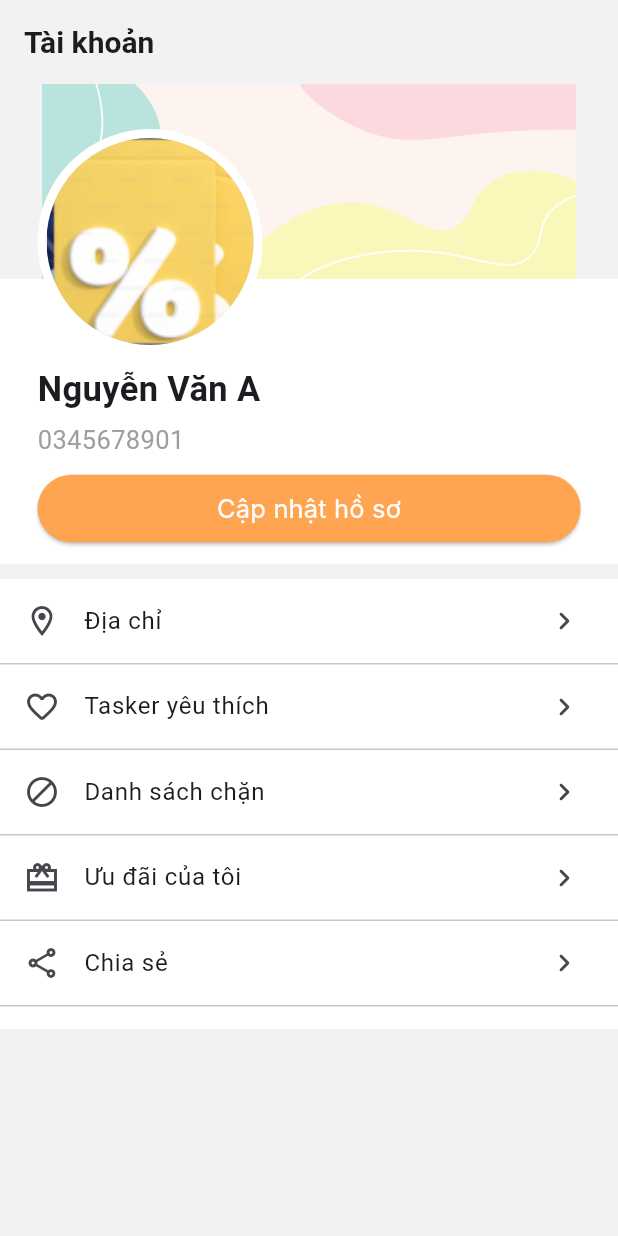
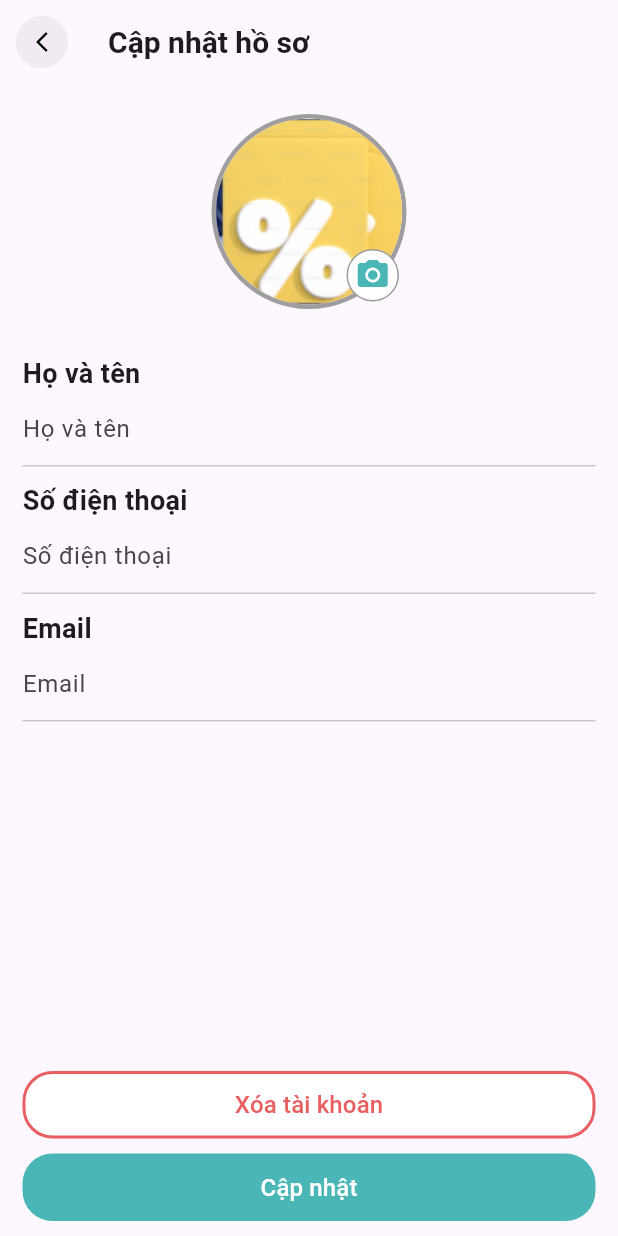
Before and after one commit to KKuyen/SE121_GiupViecApp, a Flutter app: the AccountPage screen opened directly, after a tap on "Cập nhật hồ sơ", on a phone screen of 412 x 824 dp. Run offline on Flutter 3.47's test engine with Material 3 defaults, Android fonts, the phone set to English and light mode, and no system bars; our stand-ins replace carousel_slider, flutter_svg, font_awesome_flutter, image_picker, pin_code_fields; Roboto replaces fonts that are missing (Inter); project files that could hold a hidden picture were left out.

Commit message:
edit account page: done

```diff
--- a/FrontEnd/lib/presentation/user/account/account.dart
+++ b/FrontEnd/lib/presentation/user/account/account.dart
@@ -4,6 +4,7 @@ import 'package:se121_giupviec_app/common/widgets/button/sizedbutton.dart';
 import 'package:se121_giupviec_app/core/configs/assets/app_images.dart';
 import 'package:se121_giupviec_app/core/configs/constants/app_info.dart';
 import 'package:se121_giupviec_app/core/configs/theme/app_colors.dart';
+import 'package:se121_giupviec_app/presentation/user/account/editAccount.dart';
 import 'package:se121_giupviec_app/presentation/user/account/location.dart';
 
 class AccountPage extends StatefulWidget {
@@ -35,7 +36,7 @@ class _AccountPageState extends State<AccountPage> {
                 left: 0,
                 right: 0,
                 child: Container(
-                  height: 130,
+                  height: 150,
                   decoration: const BoxDecoration(
                     image: DecorationImage(image: AssetImage(AppImages.cover)),
                   ),
@@ -56,7 +57,7 @@ class _AccountPageState extends State<AccountPage> {
                     height: 10,
                   ),
                   Container(
-                    height: 300,
+                    height: MediaQuery.of(context).size.height-490,
                     decoration: const BoxDecoration(
                       color: Colors.white,
                     ),
@@ -194,7 +195,13 @@ class _AccountPageState extends State<AccountPage> {
                         ),
                         const SizedBox(height: 10),
                         Sizedbutton(
-                          onPressFun: () {},
+                          onPressFun: () {
+                            Navigator.push(
+                                context,
+                                MaterialPageRoute(
+                                    builder: (context) =>
+                                        const EditAccountPage()));
+                          },
                           text: 'Cập nhật hồ sơ',
                           backgroundColor: AppColors.cam_main,
                           textColor: Colors.white,
--- a/FrontEnd/lib/presentation/user/account/chooseLocation.dart
+++ b/FrontEnd/lib/presentation/user/account/chooseLocation.dart
@@ -101,15 +101,17 @@ class _ChooseLocationPageState extends State<ChooseLocationPage> {
                               color: Color.fromARGB(255, 0, 0, 0)),
                         ),
                         const SizedBox(
-                          height: 20,
+                          height: 15,
                         ),
                         const Text(
                           'Hàn Thuyên, KP.6, P.Linh Trung, Tp.Thủ Đức, Hồ Chí Mình',
+
                           style: TextStyle(
                               fontSize: 16,
+
                               fontWeight: FontWeight.normal,
                               color: Color.fromARGB(255, 49, 49, 49)),
-                          textAlign: TextAlign.center,
+                          textAlign: TextAlign.left,
                         ),
                         const SizedBox(
                           height: 20,
@@ -131,7 +133,7 @@ class _ChooseLocationPageState extends State<ChooseLocationPage> {
             ),
           ),
           Positioned(
-              top: MediaQuery.of(context).size.height / 2 - 50 - 100,
+              top: MediaQuery.of(context).size.height / 2 - 50 - 80,
               left: 0,
               right: 0,
               child: const Icon(
--- /dev/null
+++ b/FrontEnd/lib/presentation/user/account/editAccount.dart
@@ -0,0 +1,212 @@
+import 'package:flutter/material.dart';
+import 'package:image_picker/image_picker.dart';
+import 'package:se121_giupviec_app/common/widgets/appbar/app_bar.dart';
+import 'package:se121_giupviec_app/core/configs/constants/app_info.dart';
+import 'package:se121_giupviec_app/core/configs/theme/app_colors.dart';
+
+import '../../../core/configs/assets/app_images.dart';
+
+class EditAccountPage extends StatefulWidget {
+  const EditAccountPage({super.key});
+
+  @override
+  State<EditAccountPage> createState() => _EditAccountPageState();
+}
+
+class _EditAccountPageState extends State<EditAccountPage> {
+  final ImagePicker _picker = ImagePicker();
+
+  Future<void> _openCamera() async {
+    final XFile? image = await _picker.pickImage(source: ImageSource.gallery);
+    if (image != null) {
+      // Xử lý ảnh đã chụp
+      print('Image path: ${image.path}');
+    }
+  }
+  @override
+  Widget build(BuildContext context) {
+    return  Scaffold(
+      appBar: const BasicAppbar(
+        isHideBackButton: false,
+        isHavePadding: false,
+        title: Text('Cập nhật hồ sơ',
+            style: TextStyle(
+              fontSize: 20,
+              fontWeight: FontWeight.bold,
+            )),
+      ),
+      body: Padding(
+        padding: const EdgeInsets.symmetric(horizontal: AppInfo.main_padding),
+        child: Column(
+              crossAxisAlignment: CrossAxisAlignment.start,
+              mainAxisAlignment: MainAxisAlignment.spaceBetween,
+              children: [
+                Expanded(
+                  child: SingleChildScrollView(
+                    child: Column(
+                      crossAxisAlignment: CrossAxisAlignment.start,
+                      children: [
+                        const SizedBox(height: 20),
+                        Align(
+                          alignment: Alignment.center,
+                          child: Stack(
+                            children: [
+                              Positioned(
+
+                                child: Container(
+                                  width:
+                                  130, // Kích thước của Container bao quanh CircleAvatar
+                                  height: 130,
+                                  decoration: BoxDecoration(
+                                    shape: BoxShape.circle,
+
+                                    border: Border.all(
+                                      color: Colors.grey, // Màu viền
+                                      width: 3.0, // Độ dày của viền
+                                    ),
+                                  ),
+                                  child: const CircleAvatar(
+                                    radius: 50,
+
+                                    backgroundImage: AssetImage(AppImages.voucher1),
+                                  ),
+                                ),
+                              ),
+                              Positioned(child: Container(
+                                margin: const EdgeInsets.only(top: 90, left: 90),
+                                child: GestureDetector(
+                                  onTap: () {_openCamera();},
+                                  child: Container(
+                                    width: 35,
+                                    height: 35,
+                                    decoration:  BoxDecoration(
+                                      shape: BoxShape.circle,
+                                      color: Colors.white,
+                                      border: Border.all(
+                                        color: Colors.grey, // Màu viền
+                                        width: 1.0, // Độ dày của viền
+                                      ),
+                                    ),
+                                    child: const Icon(
+                                      Icons.camera_alt,
+                                      color: AppColors.xanh_main,
+                                    ),
+                                  ),
+                                ),
+                              )),
+                            ],
+                          ),
+                        ),
+                        const SizedBox(height: 30),
+                        const Text(
+                          'Họ và tên',
+                          style: TextStyle(
+                            fontSize:18,
+                            fontWeight: FontWeight.bold,
+                          ),
+
+                        ),
+                        const TextField(
+                          decoration: InputDecoration(
+                            hintText: "Họ và tên",
+                            border: InputBorder.none,
+                          ),
+                        ),
+                        const Divider(
+                          height: 1,
+                          thickness: 1,
+                        ),
+                        const SizedBox(height: 10),
+                        const Text(
+                          'Số điện thoại',
+                          style: TextStyle(
+                            fontSize: 18,
+                            fontWeight: FontWeight.bold,
+                          ),
+                        ),
+                        const TextField(
+                          decoration: InputDecoration(
+                            hintText: "Số điện thoại",
+                            border: InputBorder.none,
+                          ),
+                        ),
+                        const Divider(
+                          height: 1,
+                          thickness: 1,
+                        ),
+                        const SizedBox(height: 10),
+                        const Text(
+                          'Email',
+                          style: TextStyle(
+                            fontSize: 18,
+                            fontWeight: FontWeight.bold,
+                          ),
+                        ),
+                        const TextField(
+                          decoration: InputDecoration(
+                            hintText: "Email",
+                            border: InputBorder.none,
+                          ),
+                        ),
+                        const Divider(
+                          height: 1,
+                          thickness: 1,
+                        ),
+                      ],
+                    ),
+                  ),
+                ),
+                Column(
+                  children: [ Container(
+                    width: double.infinity,
+                    height: 45,
+                    decoration: BoxDecoration(
+                      color: Colors.white,
+                      border: Border.all(
+                        color: AppColors.do_main,
+                        width: 2,
+                      ),
+                      borderRadius: BorderRadius.circular(20),
+                    ),
+
+                    child: TextButton(
+                      onPressed: () {},
+                      child: const Text(
+                        'Xóa tài khoản',
+                        style: TextStyle(
+                          color: AppColors.do_main,
+                          fontSize: 16,
+                        ),
+                      ),
+                    ),
+                  ),
+                    const SizedBox(height: 10),
+                    Container(
+                      width: double.infinity,
+                      height: 45,
+                      decoration: BoxDecoration(
+                        color: AppColors.xanh_main,
+                        borderRadius: BorderRadius.circular(20),
+                      ),
+                      child: TextButton(
+                        onPressed: () {},
+                        child: const Text(
+                          'Cập nhật',
+                          style: TextStyle(
+                            color: Colors.white,
+                            fontSize: 16,
+                          ),
+                        ),
+                      ),
+                    ),
+                    const SizedBox(height: 10),],
+                )
+
+              ],
+            ),
+        ),
+
+
+    );
+  }
+}
--- a/FrontEnd/lib/presentation/user/account/location.dart
+++ b/FrontEnd/lib/presentation/user/account/location.dart
@@ -36,7 +36,7 @@ class _LocationPageState extends State<LocationPage> {
                 left: 0,
                 right: 0,
                 child: Container(
-                  height: 130,
+                  height: 150,
                   decoration: const BoxDecoration(
                     image: DecorationImage(image: AssetImage(AppImages.cover)),
                   ),
--- a/FrontEnd/lib/presentation/user/message/detailMessage.dart
+++ b/FrontEnd/lib/presentation/user/message/detailMessage.dart
@@ -41,7 +41,8 @@ class _DetailmessageState extends State<Detailmessage> {
             children: [
               const Icon(
                 Icons.phone,
-                size: 27,
+                size: 27,                  color: AppColors.xanh_main,
+
               ),
               const SizedBox(
                 width: 10,
@@ -54,8 +55,9 @@ class _DetailmessageState extends State<Detailmessage> {
                           builder: (context) => const ListTaskMessage()));
                 },
                 child: const Icon(
-                  Icons.more_horiz_rounded,
+                  Icons.info,
                   size: 27,
+                  color: AppColors.xanh_main,
                 ),
               ),
             ],
--- a/FrontEnd/lib/presentation/user/message/message.dart
+++ b/FrontEnd/lib/presentation/user/message/message.dart
@@ -23,10 +23,7 @@ class _MessagePageState extends State<MessagePage> {
       backgroundColor: Colors.white,
       appBar: BasicAppbar(
         isHideBackButton: true,
-        action: Icon(
-          Icons.more_horiz_rounded,
-          size: 30,
-        ),
+
         isHavePadding: false,
         title: Text('Tin nhắn',
             style: TextStyle(
```
